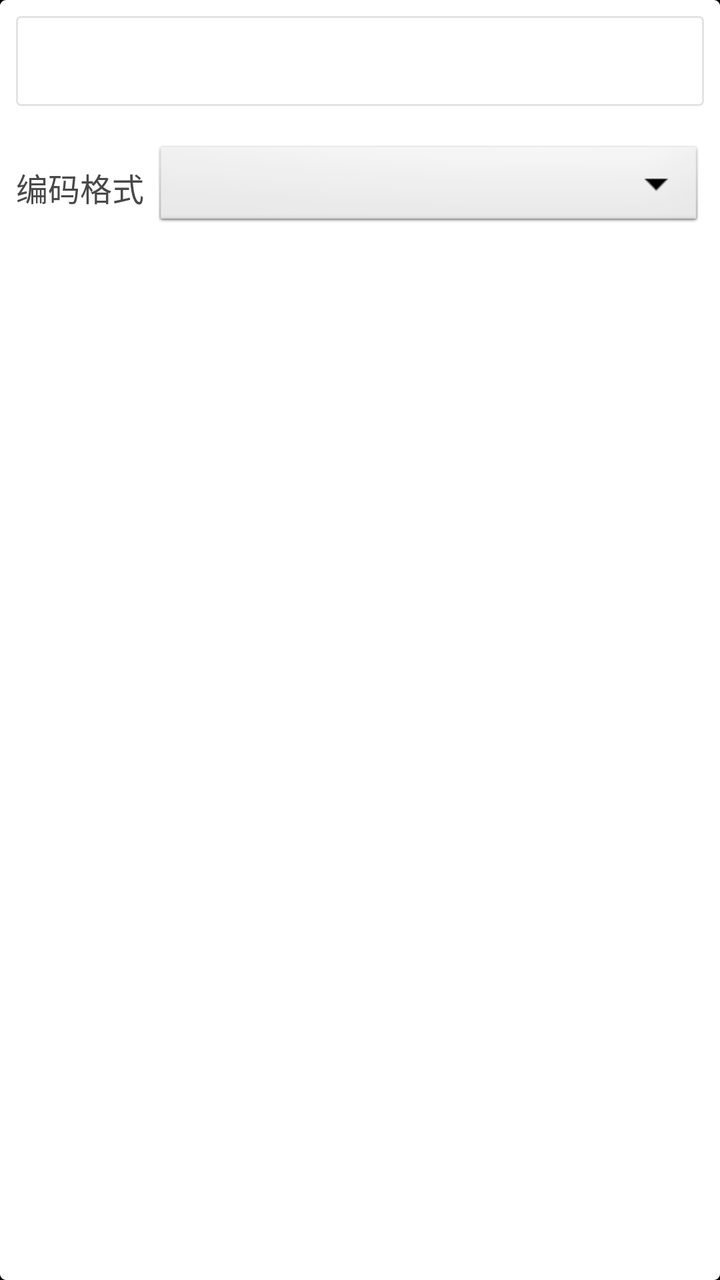
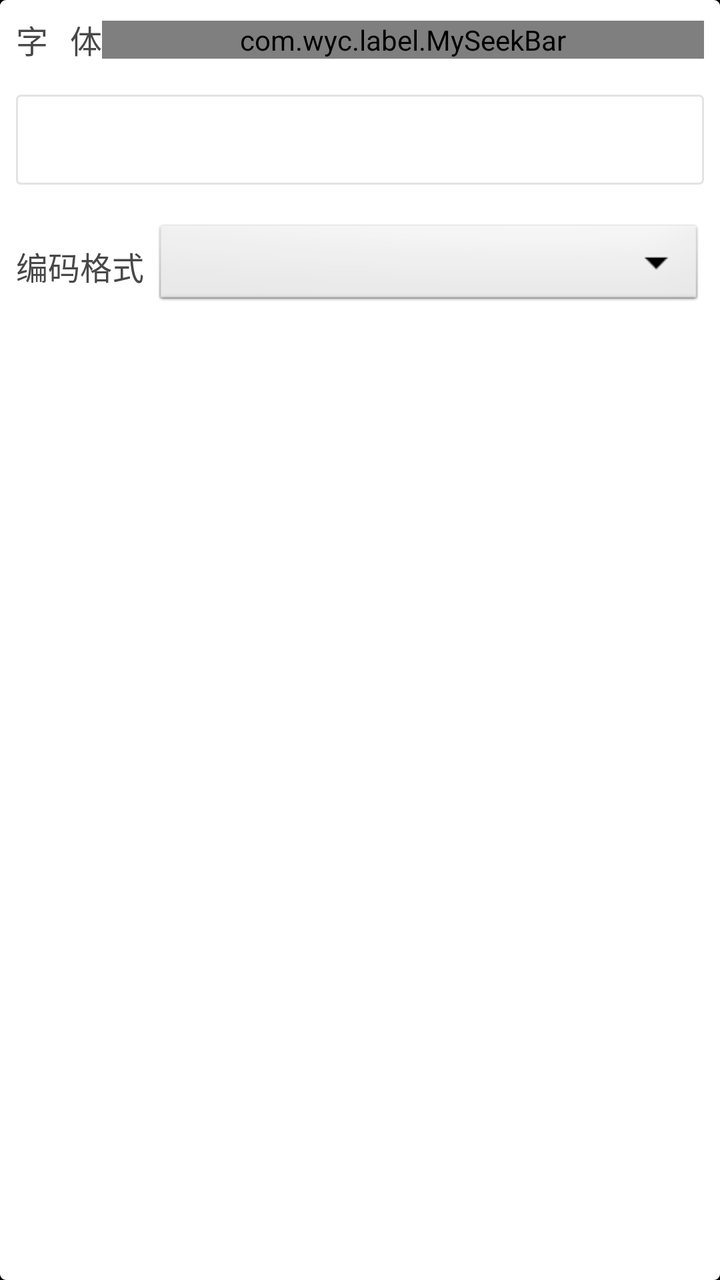

Compare the two renders of this Android layout. The source of the first and the diff that turns it into the second are given below.
<!-- AndroidManifest.xml: another module's application theme android:Theme.NoTitleBar.Fullscreen -->
<!-- res/layout/com_wyc_label_qrcode_item_attr.xml -->
<?xml version="1.0" encoding="utf-8"?>
<androidx.constraintlayout.widget.ConstraintLayout xmlns:android="http://schemas.android.com/apk/res/android"
    xmlns:app="http://schemas.android.com/apk/res-auto"
    xmlns:tools="http://schemas.android.com/tools"
    android:layout_width="match_parent"
    android:layout_height="wrap_content"
    android:background="@drawable/com_wyc_label_round_shape"
    android:padding="@dimen/com_wyc_label_margin_8">

    <TextView
        android:id="@+id/format_label"
        android:layout_width="wrap_content"
        android:layout_height="wrap_content"
        android:text="@string/com_wyc_label_code_format"
        android:textColor="@color/com_wyc_label_text_color"
        android:textSize="@dimen/com_wyc_label_font_size_16"
        app:layout_constraintBottom_toBottomOf="@id/format"
        app:layout_constraintStart_toStartOf="parent"
        app:layout_constraintTop_toTopOf="@id/format" />

    <Spinner
        android:id="@+id/format"
        android:layout_width="0dp"
        android:layout_height="@dimen/com_wyc_label_height_45"
        android:layout_marginStart="@dimen/com_wyc_label_margin_5"
        android:layout_marginTop="@dimen/com_wyc_label_margin_18"
        android:foreground="@drawable/com_wyc_label_spinner_style"
        app:layout_constraintEnd_toEndOf="parent"
        app:layout_constraintStart_toEndOf="@id/format_label"
        app:layout_constraintTop_toBottomOf="@id/content"
        tools:ignore="TouchTargetSizeCheck,SpeakableTextPresentCheck" />

    <EditText
        android:id="@+id/content"
        android:layout_width="0dp"
        android:layout_height="@dimen/com_wyc_label_height_45"
        android:background="@drawable/com_wyc_label_edit_text_with_gray_border_style"
        android:ems="10"
        android:inputType="textPersonName"
        android:paddingStart="@dimen/com_wyc_label_margin_5"
        android:paddingEnd="@dimen/com_wyc_label_margin_5"
        android:textColor="@color/com_wyc_label_text_color"
        android:textSize="@dimen/com_wyc_label_font_size_16"
        app:layout_constraintEnd_toEndOf="parent"
        app:layout_constraintStart_toStartOf="parent"
        app:layout_constraintTop_toTopOf="parent" />

</androidx.constraintlayout.widget.ConstraintLayout>
<!-- resources referenced by this layout -->
<resources>
  <color name="com_wyc_label_text_color">#FF494848</color>
  <dimen name="com_wyc_label_font_size_16">16sp</dimen>
  <dimen name="com_wyc_label_height_45">45dp</dimen>
  <dimen name="com_wyc_label_margin_18">18dp</dimen>
  <dimen name="com_wyc_label_margin_5">5dp</dimen>
  <dimen name="com_wyc_label_margin_8">8dp</dimen>
  <!-- drawable com_wyc_label_edit_text_with_gray_border_style (drawable) -->
  <?xml version="1.0" encoding="utf-8"?>
  <selector xmlns:android="http://schemas.android.com/apk/res/android">
      <item android:state_enabled="true">
          <shape android:shape="rectangle">
              
              <solid android:color="@color/com_wyc_label_white"
                  />
              
              <stroke
                  android:width="@dimen/com_wyc_label_size_1"
                  android:color="@color/com_wyc_label_gray_sub_transparent" />
              
              <corners android:radius="@dimen/com_wyc_label_size_2"/>
          </shape>
      </item>
      <item android:state_enabled="false">
          <shape android:shape="rectangle">
              <solid android:color="@color/com_wyc_label_disabled_gray" />
              <stroke android:width="0dp"/>
              <corners android:radius="@dimen/com_wyc_label_size_2"/>
          </shape>
      </item>
  </selector>
  <!-- drawable com_wyc_label_round_shape (drawable) -->
  <?xml version="1.0" encoding="utf-8"?>
  <shape xmlns:android="http://schemas.android.com/apk/res/android" android:shape="rectangle">
      
      <solid android:color="@color/com_wyc_label_white"
          />
      
      <corners android:radius="@dimen/com_wyc_label_size_3"/>
  </shape>
  <!-- drawable com_wyc_label_spinner_style (drawable) -->
  <?xml version="1.0" encoding="utf-8"?>
  <layer-list xmlns:android="http://schemas.android.com/apk/res/android" >
      
      <item>
          <shape>
              
              <stroke
                  android:width="@dimen/com_wyc_label_size_1"
                  android:color="@color/com_wyc_label_blue_sub_transparent">
              </stroke>
              
              <corners android:radius="@dimen/com_wyc_label_size_2" />
              
              <solid android:color="@color/com_wyc_label_transparent" />
              
              <padding
                  android:bottom="@dimen/com_wyc_label_size_2"
                  android:left="@dimen/com_wyc_label_size_2"
                  android:right="@dimen/com_wyc_label_size_2"
                  android:top="@dimen/com_wyc_label_size_2" >
              </padding>
          </shape>
  
      </item>
  
      
  </layer-list>
  <string name="com_wyc_label_code_format">编码格式</string>
  <color name="com_wyc_label_white">#FFFFFFFF</color>
  <dimen name="com_wyc_label_size_1">1dp</dimen>
  <color name="com_wyc_label_gray_sub_transparent">#4DA1A1A1</color>
  <dimen name="com_wyc_label_size_2">2dp</dimen>
  <color name="com_wyc_label_disabled_gray">#EDEAE8E8</color>
  <dimen name="com_wyc_label_size_3">3dp</dimen>
  <color name="com_wyc_label_blue_sub_transparent">#881883F7</color>
  <color name="com_wyc_label_transparent">#00000000</color>
</resources>

<!-- the commit's change to res/layout/com_wyc_label_qrcode_item_attr.xml (unified diff, before → after) -->
@@ -6,6 +6,25 @@
     android:layout_height="wrap_content"
     android:background="@drawable/com_wyc_label_round_shape"
     android:padding="@dimen/com_wyc_label_margin_8">
+
+    <TextView
+        android:id="@+id/font_label"
+        android:layout_width="wrap_content"
+        android:layout_height="wrap_content"
+        android:text="@string/com_wyc_label_font"
+        android:textColor="@color/com_wyc_label_text_color"
+        android:textSize="@dimen/com_wyc_label_font_size_16"
+        app:layout_constraintStart_toStartOf="parent"
+        app:layout_constraintTop_toTopOf="parent" />
+
+    <com.wyc.label.MySeekBar
+        android:id="@+id/font"
+        android:layout_width="0dp"
+        android:layout_height="wrap_content"
+        app:layout_constraintBottom_toBottomOf="@id/font_label"
+        app:layout_constraintEnd_toEndOf="parent"
+        app:layout_constraintStart_toEndOf="@id/font_label"
+        app:layout_constraintTop_toTopOf="@id/font_label" />
 
     <TextView
         android:id="@+id/format_label"
@@ -34,6 +53,7 @@
         android:id="@+id/content"
         android:layout_width="0dp"
         android:layout_height="@dimen/com_wyc_label_height_45"
+        android:layout_marginTop="@dimen/com_wyc_label_margin_18"
         android:background="@drawable/com_wyc_label_edit_text_with_gray_border_style"
         android:ems="10"
         android:inputType="textPersonName"
@@ -43,6 +63,5 @@
         android:textSize="@dimen/com_wyc_label_font_size_16"
         app:layout_constraintEnd_toEndOf="parent"
         app:layout_constraintStart_toStartOf="parent"
-        app:layout_constraintTop_toTopOf="parent" />
-
+        app:layout_constraintTop_toBottomOf="@id/font" />
 </androidx.constraintlayout.widget.ConstraintLayout>
<!-- resource entries referenced after the edit -->
@@ -68,6 +68,7 @@
       
   </layer-list>
   <string name="com_wyc_label_code_format">编码格式</string>
+  <string name="com_wyc_label_font">字   体</string>
   <color name="com_wyc_label_white">#FFFFFFFF</color>
   <dimen name="com_wyc_label_size_1">1dp</dimen>
   <color name="com_wyc_label_gray_sub_transparent">#4DA1A1A1</color>
